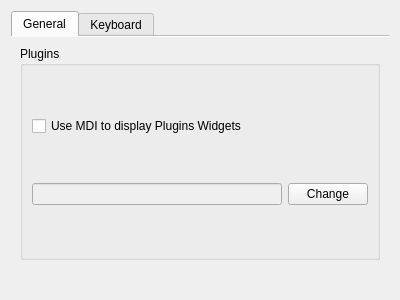
TeleMidia/nclcomposer, file composer-gui/ui/EnvironmentPreferencesWidget.ui: the form before one commit.
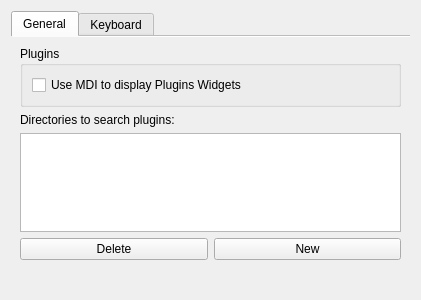
The form after the commit.

Diff of the .ui file:
```diff
--- a/composer-gui/ui/EnvironmentPreferencesWidget.ui
+++ b/composer-gui/ui/EnvironmentPreferencesWidget.ui
@@ -6,7 +6,7 @@
    <rect>
     <x>0</x>
     <y>0</y>
-    <width>400</width>
+    <width>421</width>
     <height>300</height>
    </rect>
   </property>
@@ -61,23 +61,37 @@
             </property>
            </widget>
           </item>
-          <item row="1" column="1">
-           <widget class="QPushButton" name="pushButton">
-            <property name="text">
-             <string>Change</string>
-            </property>
-           </widget>
-          </item>
-          <item row="1" column="0">
-           <widget class="QLineEdit" name="lineEdit">
-            <property name="enabled">
-             <bool>false</bool>
-            </property>
-           </widget>
-          </item>
          </layout>
         </widget>
        </item>
+       <item>
+        <widget class="QLabel" name="label">
+         <property name="text">
+          <string>Directories to search plugins:</string>
+         </property>
+        </widget>
+       </item>
+       <item>
+        <widget class="QListView" name="listView"/>
+       </item>
+       <item>
+        <layout class="QHBoxLayout" name="horizontalLayout_2">
+         <item>
+          <widget class="QPushButton" name="pushButton_2">
+           <property name="text">
+            <string>Delete</string>
+           </property>
+          </widget>
+         </item>
+         <item>
+          <widget class="QPushButton" name="pushButton">
+           <property name="text">
+            <string>New</string>
+           </property>
+          </widget>
+         </item>
+        </layout>
+       </item>
        <item>
         <widget class="QLabel" name="label_Status">
          <property name="sizePolicy">
```
